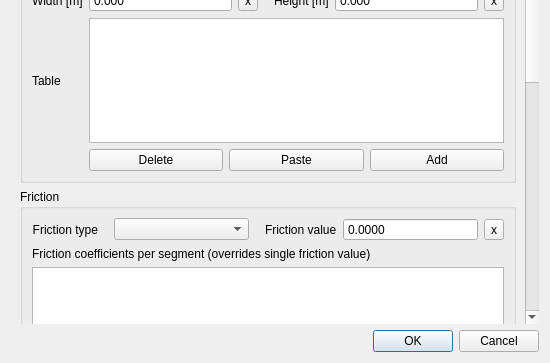
The window that threedi_schematisation_editor/forms/ui/cross_section_location.ui (nens/threedi-schematisation-editor) describes before a commit, drawn with Qt 5; both pictures show x 0 to 550 and y 187 to 550 of the 550 by 550 pixel window.
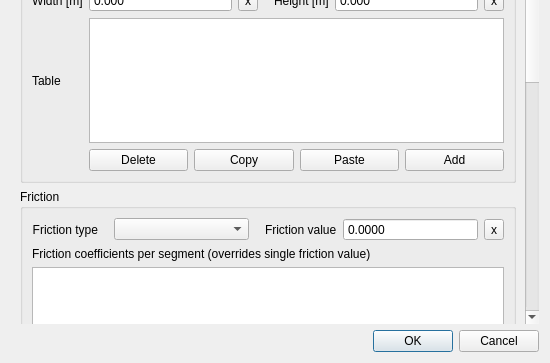
The same window after the commit.

Commit message: Added "Copy" functionality for the cross-section, friction and vegetation tables.

The edit to the form file:
```diff
--- a/threedi_schematisation_editor/forms/ui/cross_section_location.ui
+++ b/threedi_schematisation_editor/forms/ui/cross_section_location.ui
@@ -26,9 +26,9 @@
       <property name="geometry">
        <rect>
         <x>0</x>
-        <y>0</y>
+        <y>-412</y>
         <width>515</width>
-        <height>911</height>
+        <height>915</height>
        </rect>
       </property>
       <layout class="QGridLayout" name="gridLayout_2">
@@ -903,6 +903,13 @@
               </property>
              </widget>
             </item>
+            <item>
+             <widget class="QPushButton" name="cross_section_table_copy">
+              <property name="text">
+               <string>Copy</string>
+              </property>
+             </widget>
+            </item>
             <item>
              <widget class="QPushButton" name="cross_section_table_paste">
               <property name="toolTip">
```
Left out of the diff: 482 changed lines with no effect on the pictures. The commit also changes 7 other files.
